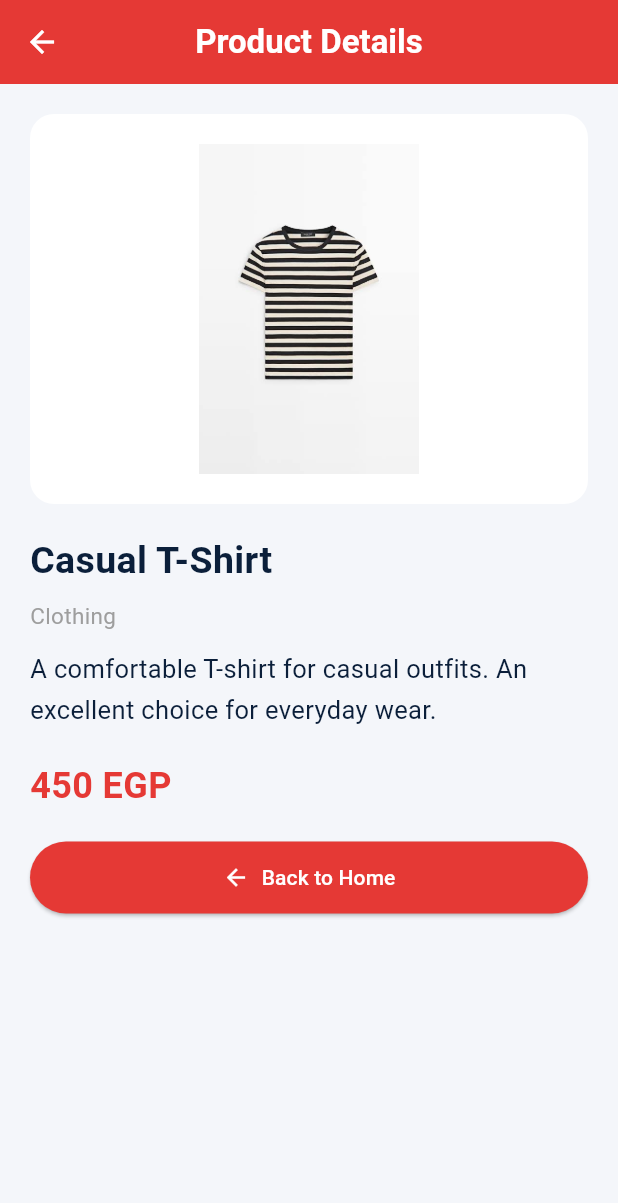
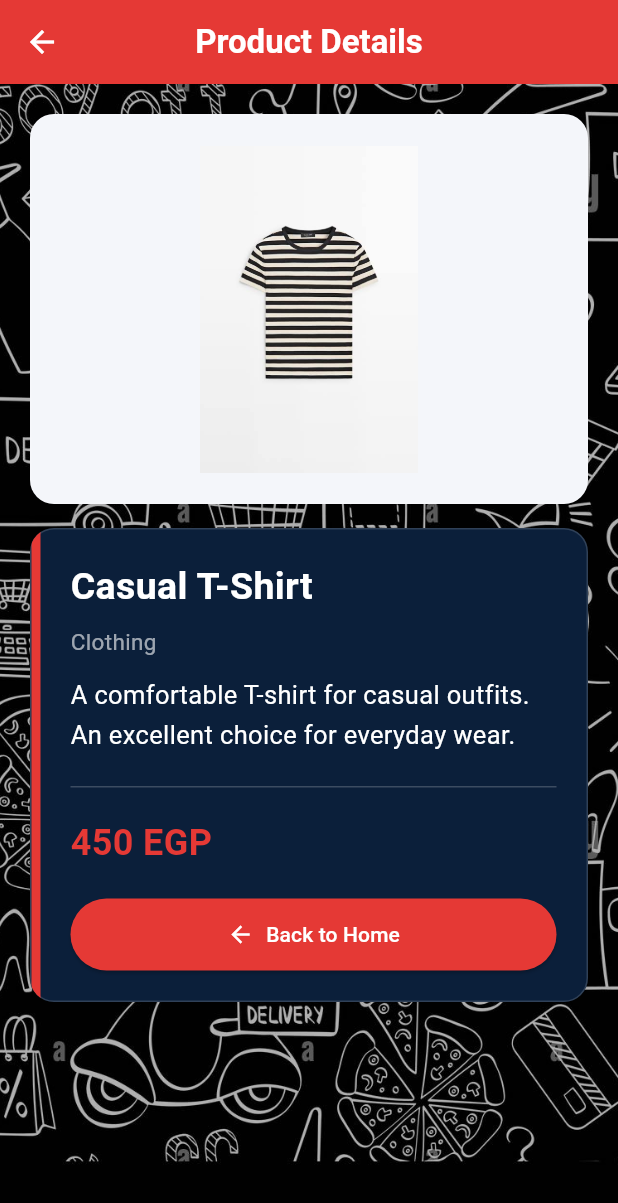
Before and after one commit to Monyihab/MiniCommerce, a Flutter app: the HomePage screen opened directly, after a tap on the "view list" icon, after a tap on "Casual T-Shirt", on a phone screen of 412 x 824 dp. Shown: the top 1203 px of the screen. Run offline on Flutter 3.47's test engine with Material 3 defaults, Android fonts, the phone set to English and light mode, and no system bars.

Commit message:
Update 2

```diff
--- a/Downloads/miniecommercecatalog/lib/details_page.dart
+++ b/Downloads/miniecommercecatalog/lib/details_page.dart
@@ -1,4 +1,3 @@
-
 import 'package:flutter/material.dart';
 import 'product.dart';
 import 'app_colors.dart';
@@ -26,58 +25,86 @@ class DetailsPage extends StatelessWidget {
           onPressed: () => Navigator.pop(context),
         ),
       ),
-      body: ListView(
+      body: Stack(
+        fit: StackFit.expand,
+        children: [
+          Image.asset(
+            'assets/BlackCommerce.jpg',
+            fit: BoxFit.cover,
+            errorBuilder: (context, error, stackTrace) {
+              return Container(color: navy);
+            },
+          ),
+          Container(
+            color: Colors.black.withValues(alpha: 0.30),
+          ),
+          ListView(
             padding: const EdgeInsets.all(20),
             children: [
               Container(
                 height: 260,
                 padding: const EdgeInsets.all(20),
                 decoration: BoxDecoration(
-              color: Colors.white,
+                  color: lightBackground,
                   borderRadius: BorderRadius.circular(16),
+                  border: Border.all(
+                    color: Colors.white.withValues(alpha: 0.15),
+                  ),
                 ),
                 child: productImage(product, iconSize: 80),
               ),
-          Padding(
-            padding: const EdgeInsets.only(top: 20),
-            child: Text(
+              const SizedBox(height: 16),
+              Container(
+                clipBehavior: Clip.antiAlias,
+                decoration: BoxDecoration(
+                  color: navy,
+                  borderRadius: BorderRadius.circular(16),
+                  border: Border.all(
+                    color: Colors.white.withValues(alpha: 0.15),
+                  ),
+                ),
+                child: IntrinsicHeight(
+                  child: Row(
+                    crossAxisAlignment: CrossAxisAlignment.stretch,
+                    children: [
+                      Container(width: 6, color: red),
+                      Expanded(
+                        child: Padding(
+                          padding: const EdgeInsets.all(20),
+                          child: Column(
+                            crossAxisAlignment: CrossAxisAlignment.start,
+                            children: [
+                              Text(
                                 product.name,
                                 style: const TextStyle(
                                   fontSize: 25,
                                   fontWeight: FontWeight.bold,
-                color: navy,
+                                  color: Colors.white,
                                 ),
                               ),
-          ),
-          Padding(
-            padding: const EdgeInsets.only(top: 8),
-            child: Text(
+                              const SizedBox(height: 8),
+                              Text(
                                 product.category,
                                 style: const TextStyle(
                                   fontSize: 15,
-                color: Colors.grey,
+                                  color: Colors.white60,
                                 ),
                               ),
-          ),
-          Padding(
-            padding: const EdgeInsets.only(top: 12),
-            child: Text(
+                              const SizedBox(height: 12),
+                              Text(
                                 product.description,
                                 style: const TextStyle(
                                   fontSize: 17,
                                   height: 1.6,
-                color: navy,
+                                  color: Colors.white,
                                 ),
                               ),
+                              const SizedBox(height: 20),
+                              Divider(
+                                color: Colors.white.withValues(alpha: 0.2),
+                                height: 1,
                               ),
-          Padding(
-            padding: const EdgeInsets.only(
-              top: 20,
-              bottom: 20,
-            ),
-            child: Column(
-              crossAxisAlignment: CrossAxisAlignment.start,
-              children: [
+                              const SizedBox(height: 20),
                               Text(
                                 '${product.price.toStringAsFixed(0)} EGP',
                                 style: const TextStyle(
@@ -103,6 +130,13 @@ class DetailsPage extends StatelessWidget {
                             ],
                           ),
                         ),
+                      ),
+                    ],
+                  ),
+                ),
+              ),
+            ],
+          ),
         ],
       ),
     );
--- a/Downloads/miniecommercecatalog/lib/home_page.dart
+++ b/Downloads/miniecommercecatalog/lib/home_page.dart
@@ -32,14 +32,132 @@ class _HomePageState extends State<HomePage> {
     );
   }
 
+  Widget buildTransparentLogo({double height = 60}) {
+    return ColorFiltered(
+      colorFilter: const ColorFilter.matrix(<double>[
+        1, 0, 0, 0, 0,
+        0, 1, 0, 0, 0,
+        0, 0, 1, 0, 0,
+        -0.6, -0.6, -0.6, 1.8, 0,
+      ]),
+      child: Image.asset(
+        'assets/AAST.png',
+        height: height,
+        fit: BoxFit.contain,
+        errorBuilder: (context, error, stackTrace) {
+          return Icon(Icons.school, color: Colors.white, size: height);
+        },
+      ),
+    );
+  }
+
+  Widget buildHeaderBox() {
+    return Container(
+      clipBehavior: Clip.antiAlias,
+      decoration: BoxDecoration(
+        color: navy,
+        borderRadius: BorderRadius.circular(14),
+        border: Border.all(
+          color: Colors.white.withValues(alpha: 0.15),
+        ),
+      ),
+      child: IntrinsicHeight(
+        child: Row(
+          crossAxisAlignment: CrossAxisAlignment.stretch,
+          children: [
+            Container(width: 6, color: red),
+            Expanded(
+              child: Padding(
+                padding: const EdgeInsets.all(16),
+                child: Column(
+                  crossAxisAlignment: CrossAxisAlignment.start,
+                  children: [
+                    Row(
+                      crossAxisAlignment: CrossAxisAlignment.center,
+                      children: [
+                        buildTransparentLogo(height: 60),
+                        const SizedBox(width: 14),
+                        const Expanded(
+                          child: Column(
+                            crossAxisAlignment: CrossAxisAlignment.start,
+                            children: [
+                              Text(
+                                'Welcome to AAST Shopping',
+                                style: TextStyle(
+                                  fontSize: 22,
+                                  fontWeight: FontWeight.bold,
+                                  color: Colors.white,
+                                ),
+                              ),
+                              SizedBox(height: 6),
+                              Text(
+                                'Select a product to see its details.',
+                                style: TextStyle(color: Colors.white70),
+                              ),
+                            ],
+                          ),
+                        ),
+                      ],
+                    ),
+                    const SizedBox(height: 12),
+                    Divider(
+                      color: Colors.white.withValues(alpha: 0.2),
+                      height: 1,
+                    ),
+                    const SizedBox(height: 12),
+                    Row(
+                      children: [
+                        const Expanded(
+                          child: Text(
+                            'Our Products',
+                            style: TextStyle(
+                              fontSize: 19,
+                              fontWeight: FontWeight.bold,
+                              color: Colors.white,
+                            ),
+                          ),
+                        ),
+                        Container(
+                          padding: const EdgeInsets.symmetric(
+                            horizontal: 10,
+                            vertical: 4,
+                          ),
+                          decoration: BoxDecoration(
+                            color: red,
+                            borderRadius: BorderRadius.circular(8),
+                          ),
+                          child: Text(
+                            '$productCount items',
+                            style: const TextStyle(
+                              color: Colors.white,
+                              fontWeight: FontWeight.bold,
+                              fontSize: 13,
+                            ),
+                          ),
+                        ),
+                      ],
+                    ),
+                  ],
+                ),
+              ),
+            ),
+          ],
+        ),
+      ),
+    );
+  }
+
   Widget buildProductCard(Product product) {
     return Card(
-      color: Colors.white,
-      elevation: 3,
+      color: navy,
+      elevation: 4,
       margin: const EdgeInsets.all(5),
       clipBehavior: Clip.antiAlias,
       shape: RoundedRectangleBorder(
         borderRadius: BorderRadius.circular(14),
+        side: BorderSide(
+          color: Colors.white.withValues(alpha: 0.15),
+        ),
       ),
       child: InkWell(
         onTap: () => openDetails(product),
@@ -65,7 +183,7 @@ class _HomePageState extends State<HomePage> {
                 maxLines: 2,
                 overflow: TextOverflow.ellipsis,
                 style: const TextStyle(
-                  color: navy,
+                  color: Colors.white,
                   fontSize: 13,
                   fontWeight: FontWeight.bold,
                 ),
@@ -104,19 +222,31 @@ class _HomePageState extends State<HomePage> {
 
   Widget buildProductListTile(Product product) {
     return Card(
-      color: Colors.white,
+      color: navy,
+      elevation: 4,
       margin: const EdgeInsets.only(bottom: 12),
+      shape: RoundedRectangleBorder(
+        borderRadius: BorderRadius.circular(14),
+        side: BorderSide(
+          color: Colors.white.withValues(alpha: 0.15),
+        ),
+      ),
       child: ListTile(
         contentPadding: const EdgeInsets.all(10),
-        leading: SizedBox(
+        leading: Container(
           width: 75,
           height: 75,
+          padding: const EdgeInsets.all(4),
+          decoration: BoxDecoration(
+            color: lightBackground,
+            borderRadius: BorderRadius.circular(10),
+          ),
           child: productImage(product, iconSize: 35),
         ),
         title: Text(
           product.name,
           style: const TextStyle(
-            color: navy,
+            color: Colors.white,
             fontWeight: FontWeight.bold,
           ),
         ),
@@ -129,7 +259,7 @@ class _HomePageState extends State<HomePage> {
         ),
         trailing: const Icon(
           Icons.arrow_forward_ios,
-          color: navy,
+          color: Colors.white,
           size: 18,
         ),
         onTap: () => openDetails(product),
@@ -211,39 +341,8 @@ class _HomePageState extends State<HomePage> {
                     controller: _scrollController,
                     padding: const EdgeInsets.fromLTRB(12, 12, 20, 12),
                     children: [
-                      const Text(
-                        'Welcome to AAST Shopping',
-                        style: TextStyle(
-                          fontSize: 22,
-                          fontWeight: FontWeight.bold,
-                          color: Colors.white,
-                        ),
-                      ),
-                      const SizedBox(height: 6),
-                      const Text(
-                        'Select a product to see its details.',
-                        style: TextStyle(color: Colors.white70),
-                      ),
-                      const SizedBox(height: 12),
-                      Row(
-                        children: [
-                          const Expanded(
-                            child: Text(
-                              'Our Products',
-                              style: TextStyle(
-                                fontSize: 19,
-                                fontWeight: FontWeight.bold,
-                                color: Colors.white,
-                              ),
-                            ),
-                          ),
-                          Text(
-                            '$productCount items',
-                            style: const TextStyle(color: Colors.white70),
-                          ),
-                        ],
-                      ),
-                      const SizedBox(height: 10),
+                      buildHeaderBox(),
+                      const SizedBox(height: 14),
                       if (isGridView)
                         GridView.builder(
                           shrinkWrap: true,
```
Lines whose indentation alone changed are shown as unchanged.
